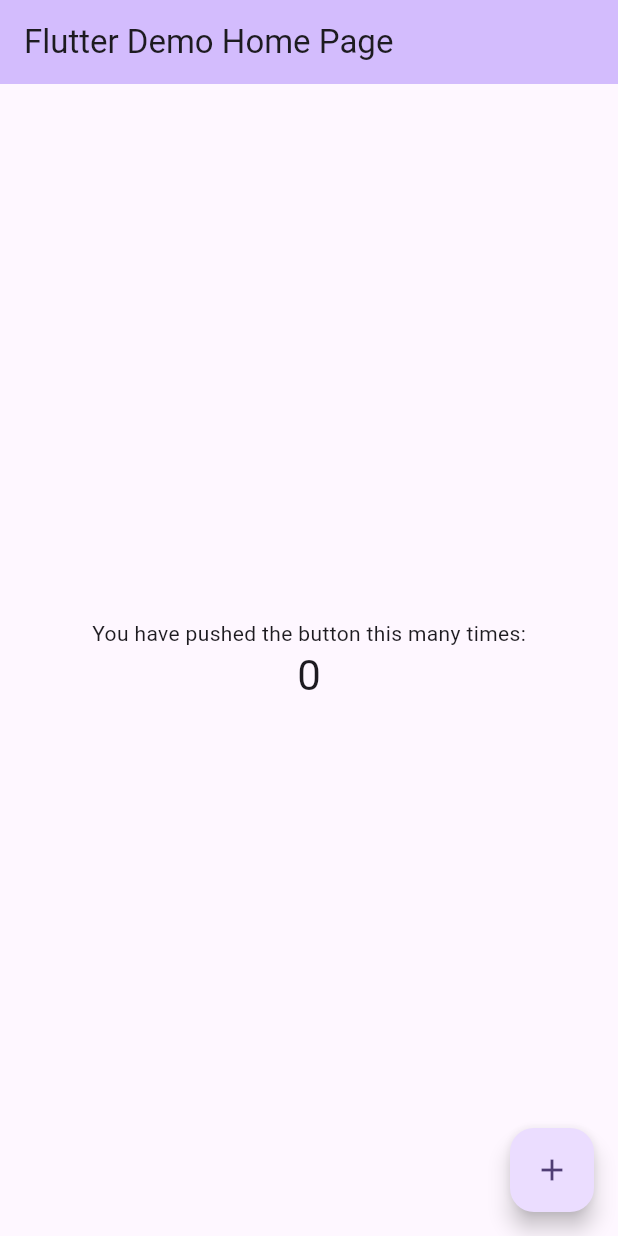
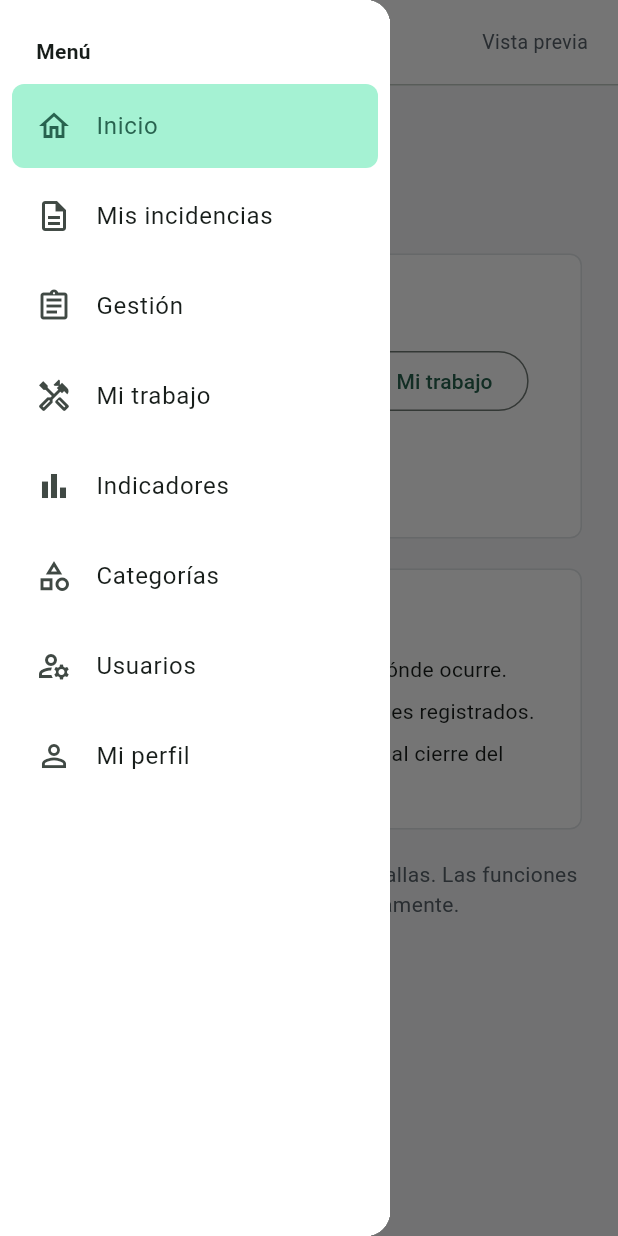
Before and after one commit to Alex-Picado/CampusFix, a Flutter app: the screen it shows after launch, with the side drawer open (before the commit the screen has no drawer), on a phone screen of 412 x 824 dp. Run offline on Flutter 3.47's test engine with Material 3 defaults, Android fonts, the phone set to English and light mode, and no system bars; our stand-ins replace cloud_firestore, firebase_auth, firebase_core; accounts and stored records are empty; statements that could not run were skipped.

Commit message:
feat(ui): add simple responsive application shell

```diff
--- /dev/null
+++ b/lib/app/campusfix_app.dart
@@ -0,0 +1,19 @@
+import 'package:flutter/material.dart';
+
+import 'theme/campus_theme.dart';
+import 'widgets/campus_shell.dart';
+
+/// Configures the shared theme and current visual prototype.
+class CampusFixApp extends StatelessWidget {
+  const CampusFixApp({super.key});
+
+  @override
+  Widget build(BuildContext context) {
+    return MaterialApp(
+      title: 'CampusFix',
+      debugShowCheckedModeBanner: false,
+      theme: CampusTheme.light,
+      home: const CampusShell(),
+    );
+  }
+}
--- /dev/null
+++ b/lib/app/navigation/campus_destination.dart
@@ -0,0 +1,95 @@
+import 'package:flutter/material.dart';
+
+/// Presentation metadata for each navigable module in the prototype.
+///
+/// Navigation labels do not provide authorization. Session guards and role
+/// permissions will be connected when the functional screens are integrated.
+enum CampusDestination {
+  overview(
+    'Inicio',
+    Icons.home_outlined,
+    'Gestión de incidencias del campus.',
+    [],
+  ),
+  incidents(
+    'Mis incidencias',
+    Icons.description_outlined,
+    'Reportá problemas y consultá el seguimiento de tus reportes.',
+    [
+      'Crear incidencias con categoría, ubicación y descripción.',
+      'Adjuntar fotografías como evidencia.',
+      'Consultar el detalle y el historial de tus incidencias.',
+    ],
+  ),
+  management(
+    'Gestión',
+    Icons.assignment_outlined,
+    'Organizá la atención de las incidencias.',
+    [
+      'Clasificar reportes y establecer su prioridad.',
+      'Asignar técnicos y supervisar el seguimiento.',
+      'Revisar resoluciones y cerrar incidencias.',
+    ],
+  ),
+  workspace(
+    'Mi trabajo',
+    Icons.handyman_outlined,
+    'Consultá las incidencias que tenés asignadas.',
+    [
+      'Consultar asignaciones e iniciar la atención.',
+      'Registrar avances y evidencia.',
+      'Documentar la solución de cada incidencia.',
+    ],
+  ),
+  dashboard(
+    'Indicadores',
+    Icons.bar_chart_outlined,
+    'Consultá los resultados de la atención del campus.',
+    [
+      'Consultar totales por estado y categoría.',
+      'Buscar incidencias y combinar filtros.',
+      'Dar seguimiento a los resultados.',
+    ],
+  ),
+  categories(
+    'Categorías',
+    Icons.category_outlined,
+    'Organizá los tipos de incidencias disponibles.',
+    [
+      'Consultar y crear categorías.',
+      'Actualizar nombres de categorías.',
+      'Activar o desactivar categorías.',
+    ],
+  ),
+  users(
+    'Usuarios',
+    Icons.manage_accounts_outlined,
+    'Administrá los roles de las personas registradas.',
+    [
+      'Consultar perfiles registrados.',
+      'Asignar roles de reportante, técnico y administrador.',
+    ],
+  ),
+  profile(
+    'Mi perfil',
+    Icons.person_outline,
+    'Consultá tu información y actualizá tu nombre.',
+    [
+      'Consultar nombre, correo electrónico y rol.',
+      'Actualizar tu nombre completo.',
+      'Acceder a las opciones de tu cuenta.',
+    ],
+  );
+
+  final String label;
+  final IconData icon;
+  final String description;
+  final List<String> capabilities;
+
+  const CampusDestination(
+    this.label,
+    this.icon,
+    this.description,
+    this.capabilities,
+  );
+}
--- /dev/null
+++ b/lib/app/screens/module_preview_screen.dart
@@ -0,0 +1,70 @@
+import 'package:flutter/material.dart';
+
+import '../../core/widgets/page_heading.dart';
+import '../../core/widgets/section_card.dart';
+import '../navigation/campus_destination.dart';
+import '../theme/campus_theme.dart';
+
+/// Presents an explicitly pending module without simulating real data.
+class ModulePreviewScreen extends StatelessWidget {
+  final CampusDestination destination;
+  final VoidCallback onBack;
+
+  const ModulePreviewScreen({
+    super.key,
+    required this.destination,
+    required this.onBack,
+  });
+
+  @override
+  Widget build(BuildContext context) {
+    return Column(
+      crossAxisAlignment: CrossAxisAlignment.start,
+      children: [
+        PageHeading(
+          title: destination.label,
+          description: destination.description,
+        ),
+        const SizedBox(height: 24),
+        SectionCard(
+          child: Column(
+            crossAxisAlignment: CrossAxisAlignment.start,
+            children: [
+              Text(
+                'Próximamente',
+                style: Theme.of(context).textTheme.titleMedium,
+              ),
+              const SizedBox(height: 8),
+              const Text(
+                'Funcionalidad pendiente',
+                style: TextStyle(color: CampusTheme.secondaryText),
+              ),
+              const SizedBox(height: 16),
+              for (final capability in destination.capabilities)
+                Padding(
+                  padding: const EdgeInsets.only(bottom: 12),
+                  child: Row(
+                    crossAxisAlignment: CrossAxisAlignment.start,
+                    children: [
+                      const Padding(
+                        padding: EdgeInsets.only(top: 5),
+                        child: Icon(Icons.circle, size: 5),
+                      ),
+                      const SizedBox(width: 10),
+                      Expanded(child: Text(capability)),
+                    ],
+                  ),
+                ),
+              const SizedBox(height: 8),
+              OutlinedButton.icon(
+                onPressed: onBack,
+                icon: const Icon(Icons.arrow_back),
+                label: const Text('Volver al inicio'),
+              ),
+            ],
+          ),
+        ),
+      ],
+    );
+  }
+}
--- /dev/null
+++ b/lib/app/screens/overview_screen.dart
@@ -0,0 +1,86 @@
+import 'package:flutter/material.dart';
+
+import '../../core/widgets/page_heading.dart';
+import '../../core/widgets/section_card.dart';
+import '../navigation/campus_destination.dart';
+import '../theme/campus_theme.dart';
+
+/// Shows the prototype landing page and simple module shortcuts.
+class OverviewScreen extends StatelessWidget {
+  final ValueChanged<CampusDestination> onNavigate;
+
+  const OverviewScreen({super.key, required this.onNavigate});
+
+  @override
+  Widget build(BuildContext context) {
+    return Column(
+      key: const ValueKey('overview-page'),
+      crossAxisAlignment: CrossAxisAlignment.start,
+      children: [
+        const PageHeading(
+          title: 'Inicio',
+          description: 'Gestión de incidencias del campus.',
+        ),
+        const SizedBox(height: 24),
+        SectionCard(
+          child: Column(
+            crossAxisAlignment: CrossAxisAlignment.start,
+            children: [
+              Text(
+                'Accesos rápidos',
+                style: Theme.of(context).textTheme.titleMedium,
+              ),
+              const SizedBox(height: 16),
+              Wrap(
+                spacing: 12,
+                runSpacing: 12,
+                children: [
+                  OutlinedButton.icon(
+                    onPressed: () => onNavigate(CampusDestination.incidents),
+                    icon: const Icon(Icons.description_outlined),
+                    label: const Text('Mis incidencias'),
+                  ),
+                  OutlinedButton.icon(
+                    onPressed: () => onNavigate(CampusDestination.workspace),
+                    icon: const Icon(Icons.handyman_outlined),
+                    label: const Text('Mi trabajo'),
+                  ),
+                  OutlinedButton.icon(
+                    onPressed: () => onNavigate(CampusDestination.profile),
+                    icon: const Icon(Icons.person_outline),
+                    label: const Text('Mi perfil'),
+                  ),
+                ],
+              ),
+            ],
+          ),
+        ),
+        const SizedBox(height: 20),
+        SectionCard(
+          child: Column(
+            crossAxisAlignment: CrossAxisAlignment.start,
+            children: [
+              Text(
+                '¿Cómo funciona?',
+                style: Theme.of(context).textTheme.titleMedium,
+              ),
+              const SizedBox(height: 12),
+              const Text('1. Reportá el problema e indicá dónde ocurre.'),
+              const SizedBox(height: 8),
+              const Text('2. Consultá su estado y los avances registrados.'),
+              const SizedBox(height: 8),
+              const Text(
+                '3. Da seguimiento a la solución y al cierre del reporte.',
+              ),
+            ],
+          ),
+        ),
+        const SizedBox(height: 20),
+        const Text(
+          'Vista previa: podés recorrer las pantallas. Las funciones pendientes se indican como Próximamente.',
+          style: TextStyle(color: CampusTheme.secondaryText),
+        ),
+      ],
+    );
+  }
+}
--- /dev/null
+++ b/lib/app/theme/campus_theme.dart
@@ -0,0 +1,34 @@
+import 'package:flutter/material.dart';
+
+/// Defines the common colors and standard Material controls for CampusFix.
+abstract final class CampusTheme {
+  static const primary = Color(0xFF28634F);
+  static const background = Color(0xFFF6F7F8);
+  static const border = Color(0xFFDEE2E5);
+  static const secondaryText = Color(0xFF59636B);
+
+  /// Creates the light theme without external assets or extra dependencies.
+  static ThemeData get light {
+    return ThemeData(
+      useMaterial3: true,
+      colorScheme: ColorScheme.fromSeed(
+        seedColor: primary,
+        primary: primary,
+        surface: Colors.white,
+      ),
+      scaffoldBackgroundColor: background,
+      appBarTheme: const AppBarTheme(
+        backgroundColor: Colors.white,
+        foregroundColor: Color(0xFF25302A),
+        surfaceTintColor: Colors.transparent,
+        elevation: 0,
+        scrolledUnderElevation: 0,
+      ),
+      dividerColor: border,
+      inputDecorationTheme: const InputDecorationTheme(
+        border: OutlineInputBorder(),
+        contentPadding: EdgeInsets.all(16),
+      ),
+    );
+  }
+}
--- /dev/null
+++ b/lib/app/widgets/campus_navigation.dart
@@ -0,0 +1,48 @@
+import 'package:flutter/material.dart';
+
+import '../navigation/campus_destination.dart';
+
+/// Displays the same navigation options in a sidebar or drawer.
+class CampusNavigation extends StatelessWidget {
+  final CampusDestination selected;
+  final ValueChanged<CampusDestination> onSelected;
+
+  const CampusNavigation({
+    super.key,
+    required this.selected,
+    required this.onSelected,
+  });
+
+  @override
+  Widget build(BuildContext context) {
+    return Material(
+      color: Colors.white,
+      child: ListView(
+        padding: const EdgeInsets.all(8),
+        children: [
+          const Padding(
+            padding: EdgeInsets.fromLTRB(16, 16, 16, 12),
+            child: Text('Menú', style: TextStyle(fontWeight: FontWeight.w600)),
+          ),
+          for (final destination in CampusDestination.values)
+            Padding(
+              padding: const EdgeInsets.only(bottom: 4),
+              child: ListTile(
+                key: ValueKey('nav-${destination.name}'),
+                selected: selected == destination,
+                selectedTileColor: Theme.of(context)
+                    .colorScheme
+                    .primaryContainer,
+                shape: RoundedRectangleBorder(
+                  borderRadius: BorderRadius.circular(8),
+                ),
+                leading: Icon(destination.icon),
+                title: Text(destination.label),
+                onTap: () => onSelected(destination),
+              ),
+            ),
+        ],
+      ),
+    );
+  }
+}
--- /dev/null
+++ b/lib/app/widgets/campus_shell.dart
@@ -0,0 +1,124 @@
+import 'package:flutter/material.dart';
+
+import '../navigation/campus_destination.dart';
+import '../screens/module_preview_screen.dart';
+import '../screens/overview_screen.dart';
+import '../theme/campus_theme.dart';
+import 'campus_navigation.dart';
+
+/// Hosts the simple common interface and navigable module previews.
+///
+/// No private data is read here. Authentication and role-specific navigation
+/// will be integrated with the existing controllers in a later block.
+class CampusShell extends StatefulWidget {
+  const CampusShell({super.key});
+
+  @override
+  State<CampusShell> createState() => _CampusShellState();
+}
+
+class _CampusShellState extends State<CampusShell> {
+  final _scaffoldKey = GlobalKey<ScaffoldState>();
+  CampusDestination _selected = CampusDestination.overview;
+
+  void _select(CampusDestination destination) {
+    setState(() {
+      _selected = destination;
+    });
+    _scaffoldKey.currentState?.closeDrawer();
+  }
+
+  @override
+  Widget build(BuildContext context) {
+    return LayoutBuilder(
+      builder: (context, constraints) {
+        final useDrawer = constraints.maxWidth < 900;
+        Widget? drawer;
+        Widget? leading;
+
+        if (useDrawer) {
+          drawer = Drawer(
+            width: 260,
+            child: SafeArea(
+              child: CampusNavigation(selected: _selected, onSelected: _select),
+            ),
+          );
+          leading = IconButton(
+            tooltip: 'Abrir menú',
+            onPressed: () => _scaffoldKey.currentState?.openDrawer(),
+            icon: const Icon(Icons.menu),
+          );
+        }
+
+        return Scaffold(
+          key: _scaffoldKey,
+          appBar: AppBar(
+            leading: leading,
+            title: const Text('CampusFix'),
+            actions: const [
+              Padding(
+                padding: EdgeInsets.symmetric(horizontal: 20),
+                child: Center(
+                  child: Text(
+                    'Vista previa',
+                    style: TextStyle(
+                      fontSize: 13,
+                      color: CampusTheme.secondaryText,
+                    ),
+                  ),
+                ),
+              ),
+            ],
+            bottom: const PreferredSize(
+              preferredSize: Size.fromHeight(1),
+              child: Divider(height: 1),
+            ),
+          ),
+          drawer: drawer,
+          body: SafeArea(
+            child: Row(
+              crossAxisAlignment: CrossAxisAlignment.stretch,
+              children: [
+                if (!useDrawer) ...[
+                  SizedBox(
+                    width: 230,
+                    child: CampusNavigation(
+                      selected: _selected,
+                      onSelected: _select,
+                    ),
+                  ),
+                  const VerticalDivider(width: 1),
+                ],
+                Expanded(
+                  child: SingleChildScrollView(
+                    key: ValueKey(_selected),
+                    padding: const EdgeInsets.all(24),
+                    child: Align(
+                      alignment: Alignment.topLeft,
+                      child: ConstrainedBox(
+                        constraints: const BoxConstraints(maxWidth: 1100),
+                        child: _page(),
+                      ),
+                    ),
+                  ),
+                ),
+              ],
+            ),
+          ),
+        );
+      },
+    );
+  }
+
+  Widget _page() {
+    if (_selected == CampusDestination.overview) {
+      return OverviewScreen(onNavigate: _select);
+    }
+
+    return ModulePreviewScreen(
+      key: ValueKey('preview-${_selected.name}'),
+      destination: _selected,
+      onBack: () => _select(CampusDestination.overview),
+    );
+  }
+}
--- /dev/null
+++ b/lib/core/widgets/page_heading.dart
@@ -0,0 +1,30 @@
+import 'package:flutter/material.dart';
+
+import '../../app/theme/campus_theme.dart';
+
+/// Displays a consistent page title and short description.
+class PageHeading extends StatelessWidget {
+  final String title;
+  final String description;
+
+  const PageHeading({
+    super.key,
+    required this.title,
+    required this.description,
+  });
+
+  @override
+  Widget build(BuildContext context) {
+    return Column(
+      crossAxisAlignment: CrossAxisAlignment.start,
+      children: [
+        Text(title, style: Theme.of(context).textTheme.headlineMedium),
+        const SizedBox(height: 8),
+        Text(
+          description,
+          style: const TextStyle(color: CampusTheme.secondaryText),
+        ),
+      ],
+    );
+  }
+}
--- /dev/null
+++ b/lib/core/widgets/section_card.dart
@@ -0,0 +1,24 @@
+import 'package:flutter/material.dart';
+
+import '../../app/theme/campus_theme.dart';
+
+/// Provides a simple bordered surface for related page content.
+class SectionCard extends StatelessWidget {
+  final Widget child;
+
+  const SectionCard({super.key, required this.child});
+
+  @override
+  Widget build(BuildContext context) {
+    return Container(
+      width: double.infinity,
+      padding: const EdgeInsets.all(20),
+      decoration: BoxDecoration(
+        color: Colors.white,
+        border: Border.all(color: CampusTheme.border),
+        borderRadius: BorderRadius.circular(8),
+      ),
+      child: child,
+    );
+  }
+}
--- a/lib/main.dart
+++ b/lib/main.dart
@@ -1,6 +1,7 @@
+import 'package:firebase_core/firebase_core.dart';
 import 'package:flutter/material.dart';
-import 'package:firebase_core/firebase_core.dart';
 
+import 'app/campusfix_app.dart';
 import 'firebase_options.dart';
 
 /// Initializes Firebase before launching the application.
@@ -12,119 +13,12 @@ Future<void> main() async {
   runApp(const MyApp());
 }
 
+/// Delegates the application entry widget to the shared presentation layer.
 class MyApp extends StatelessWidget {
   const MyApp({super.key});
 
-  // This widget is the root of your application.
   @override
   Widget build(BuildContext context) {
-    return MaterialApp(
-      title: 'Flutter Demo',
-      theme: ThemeData(
-        // This is the theme of your application.
-        //
-        // TRY THIS: Try running your application with "flutter run". You'll see
-        // the application has a purple toolbar. Then, without quitting the app,
-        // try changing the seedColor in the colorScheme below to Colors.green
-        // and then invoke "hot reload" (save your changes or press the "hot
-        // reload" button in a Flutter-supported IDE, or press "r" if you used
-        // the command line to start the app).
-        //
-        // Notice that the counter didn't reset back to zero; the application
-        // state is not lost during the reload. To reset the state, use hot
-        // restart instead.
-        //
-        // This works for code too, not just values: Most code changes can be
-        // tested with just a hot reload.
-        colorScheme: .fromSeed(seedColor: Colors.deepPurple),
-      ),
-      home: const MyHomePage(title: 'Flutter Demo Home Page'),
-    );
+    return const CampusFixApp();
   }
 }
-
-class MyHomePage extends StatefulWidget {
-  const MyHomePage({super.key, required this.title});
-
-  // This widget is the home page of your application. It is stateful, meaning
-  // that it has a State object (defined below) that contains fields that affect
-  // how it looks.
-
-  // This class is the configuration for the state. It holds the values (in this
-  // case the title) provided by the parent (in this case the App widget) and
-  // used by the build method of the State. Fields in a Widget subclass are
-  // always marked "final".
-
-  final String title;
-
-  @override
-  State<MyHomePage> createState() => _MyHomePageState();
-}
-
-class _MyHomePageState extends State<MyHomePage> {
-  int _counter = 0;
-
-  void _incrementCounter() {
-    setState(() {
-      // This call to setState tells the Flutter framework that something has
-      // changed in this State, which causes it to rerun the build method below
-      // so that the display can reflect the updated values. If we changed
-      // _counter without calling setState(), then the build method would not be
-      // called again, and so nothing would appear to happen.
-      _counter++;
-    });
-  }
-
-  @override
-  Widget build(BuildContext context) {
-    // This method is rerun every time setState is called, for instance as done
-    // by the _incrementCounter method above.
-    //
-    // The Flutter framework has been optimized to make rerunning build methods
-    // fast, so that you can just rebuild anything that needs updating rather
-    // than having to individually change instances of widgets.
-    return Scaffold(
-      appBar: AppBar(
-        // TRY THIS: Try changing the color here to a specific color (to
-        // Colors.amber, perhaps?) and trigger a hot reload to see the AppBar
-        // change color while the other colors stay the same.
-        backgroundColor: Theme.of(context).colorScheme.inversePrimary,
-        // Here we take the value from the MyHomePage object that was created by
-        // the App.build method, and use it to set our appbar title.
-        title: Text(widget.title),
-      ),
-      body: Center(
-        // Center is a layout widget. It takes a single child and positions it
-        // in the middle of the parent.
-        child: Column(
-          // Column is also a layout widget. It takes a list of children and
-          // arranges them vertically. By default, it sizes itself to fit its
-          // children horizontally, and tries to be as tall as its parent.
-          //
-          // Column has various properties to control how it sizes itself and
-          // how it positions its children. Here we use mainAxisAlignment to
-          // center the children vertically; the main axis here is the vertical
-          // axis because Columns are vertical (the cross axis would be
-          // horizontal).
-          //
-          // TRY THIS: Invoke "debug painting" (choose the "Toggle Debug Paint"
-          // action in the IDE, or press "p" in the console), to see the
-          // wireframe for each widget.
-          mainAxisAlignment: .center,
-          children: [
-            const Text('You have pushed the button this many times:'),
-            Text(
-              '$_counter',
-              style: Theme.of(context).textTheme.headlineMedium,
-            ),
-          ],
-        ),
-      ),
-      floatingActionButton: FloatingActionButton(
-        onPressed: _incrementCounter,
-        tooltip: 'Increment',
-        child: const Icon(Icons.add),
-      ),
-    );
-  }
-}
```
Also changed, not shown: 2 other files.
